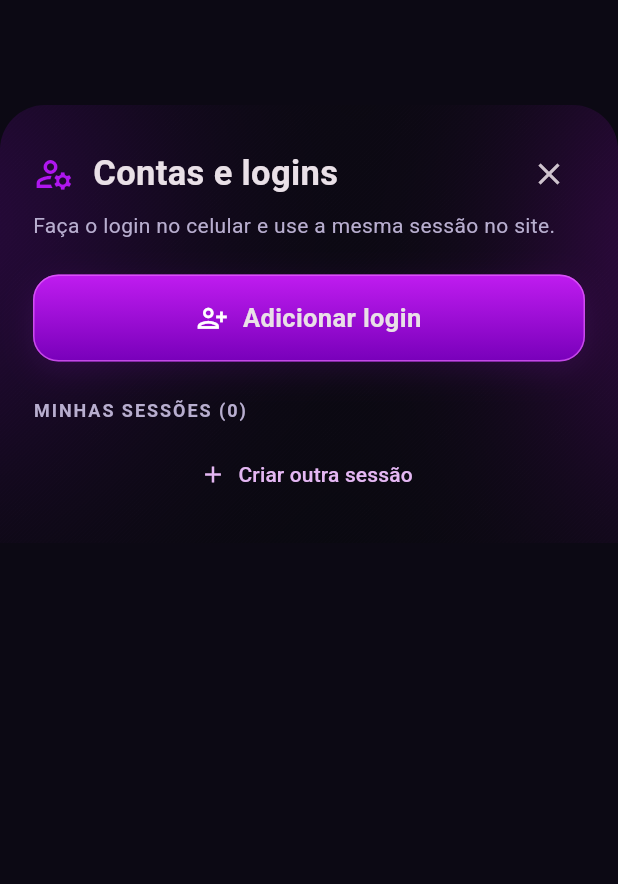
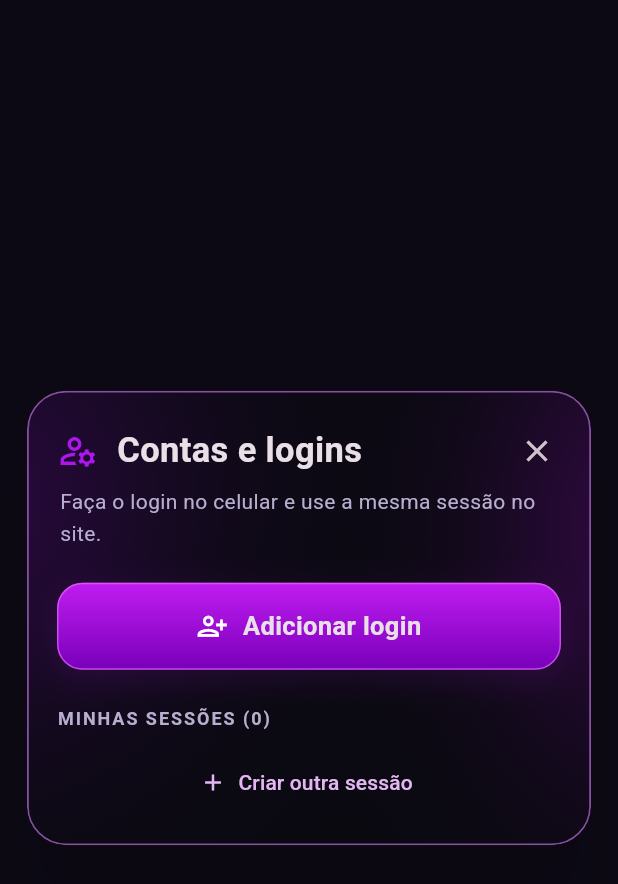
Before and after one commit to cgfds10000-star/ramos-bot, a Flutter app: the AccountsPopup widget shown alone on an empty page, opened directly with empty values, on a phone screen of 412 x 824 dp. Shown: the top 884 px of the screen. Run offline on Flutter 3.47's test engine with Material 3 defaults, Android fonts, the phone set to English and light mode, and no system bars; our stand-ins replace webview_flutter; missing offline and left inert: http2.

Commit message:
ui: open native account manager in a centered dialog

```diff
--- a/mobile/lib/main.dart
+++ b/mobile/lib/main.dart
@@ -283,10 +283,9 @@ class _RamosShellState extends State<RamosShell> with WidgetsBindingObserver {
       return;
     }
     popup = true;
-    final result = await showModalBottomSheet<String>(
+    final result = await showDialog<String>(
       context: context,
-      isScrollControlled: true,
-      backgroundColor: Colors.transparent,
+      barrierColor: const Color(0xB3000000),
       builder: (_) => AccountsPopup(
         api: api!,
         vault: vault,
--- a/mobile/lib/ui/accounts.dart
+++ b/mobile/lib/ui/accounts.dart
@@ -95,21 +95,32 @@ class _AccountsPopupState extends State<AccountsPopup> {
       }
     }
     final free = sessions.where((s) => s['authenticated'] != true);
-    return Padding(
-      padding: EdgeInsets.only(
-        top: 70,
-        bottom: MediaQuery.viewInsetsOf(context).bottom,
+    return PopScope(
+      canPop: !busy,
+      child: Dialog(
+        alignment: Alignment.center,
+        insetPadding: const EdgeInsets.symmetric(horizontal: 18, vertical: 28),
+        backgroundColor: ink,
+        elevation: 24,
+        shadowColor: const Color(0x80000000),
+        shape: RoundedRectangleBorder(
+          borderRadius: BorderRadius.circular(26),
+          side: const BorderSide(color: Color(0xFF85509E), width: 1.2),
         ),
-      child: ClipRRect(
-        borderRadius: const BorderRadius.vertical(top: Radius.circular(30)),
+        clipBehavior: Clip.antiAlias,
+        child: ConstrainedBox(
+          constraints: BoxConstraints(
+            maxWidth: 440,
+            maxHeight: MediaQuery.sizeOf(context).height * .78,
+          ),
           child: RamosTexture(
-          child: SafeArea(
-            top: false,
-            child: ListView(
-              shrinkWrap: true,
-              padding: const EdgeInsets.all(22),
+            child: Column(
+              mainAxisSize: MainAxisSize.min,
+              crossAxisAlignment: CrossAxisAlignment.stretch,
               children: [
-                Row(
+                Padding(
+                  padding: const EdgeInsets.fromLTRB(20, 16, 12, 0),
+                  child: Row(
                     children: [
                       const Icon(
                         Icons.manage_accounts_outlined,
@@ -133,10 +144,19 @@ class _AccountsPopupState extends State<AccountsPopup> {
                       ),
                     ],
                   ),
-                const Text(
+                ),
+                const Padding(
+                  padding: EdgeInsets.fromLTRB(22, 0, 22, 0),
+                  child: Text(
                     'Faça o login no celular e use a mesma sessão no site.',
                     style: TextStyle(color: muted, height: 1.5),
                   ),
+                ),
+                Flexible(
+                  child: ListView(
+                    shrinkWrap: true,
+                    padding: const EdgeInsets.fromLTRB(20, 0, 20, 18),
+                    children: [
                       const SizedBox(height: 22),
                       GlowButton(
                         'Adicionar login',
@@ -182,7 +202,9 @@ class _AccountsPopupState extends State<AccountsPopup> {
                             ),
                             title: Text(
                               session['name'].toString(),
-                        style: const TextStyle(fontWeight: FontWeight.w700),
+                              style: const TextStyle(
+                                fontWeight: FontWeight.w700,
+                              ),
                             ),
                             subtitle: Text(
                               session['authenticated'] == true
@@ -193,7 +215,10 @@ class _AccountsPopupState extends State<AccountsPopup> {
                                           )?['client'],
                                         )['owner']?.toString() ??
                                         'Pronta para receber um login',
-                        style: const TextStyle(color: muted, fontSize: 12),
+                              style: const TextStyle(
+                                color: muted,
+                                fontSize: 12,
+                              ),
                             ),
                             trailing: Icon(
                               session['authenticated'] == true
@@ -234,7 +259,10 @@ class _AccountsPopupState extends State<AccountsPopup> {
                           ListTile(
                             leading: const CircleAvatar(
                               backgroundColor: Color(0xFF3B194E),
-                        child: Icon(Icons.person_outline, color: Colors.white),
+                              child: Icon(
+                                Icons.person_outline,
+                                color: Colors.white,
+                              ),
                             ),
                             title: Text('@${account['username']}'),
                             onTap: busy
@@ -260,8 +288,13 @@ class _AccountsPopupState extends State<AccountsPopup> {
                           ),
                       ],
                       if (busy)
-                  const Center(child: CircularProgressIndicator(color: purple)),
+                        const Center(
+                          child: CircularProgressIndicator(color: purple),
+                        ),
                       if (error.isNotEmpty) MessageBox(error, error: true),
+                    ],
+                  ),
+                ),
               ],
             ),
           ),
```
Also changed, not shown: 1 other file. Lines whose indentation alone changed are shown as unchanged.
